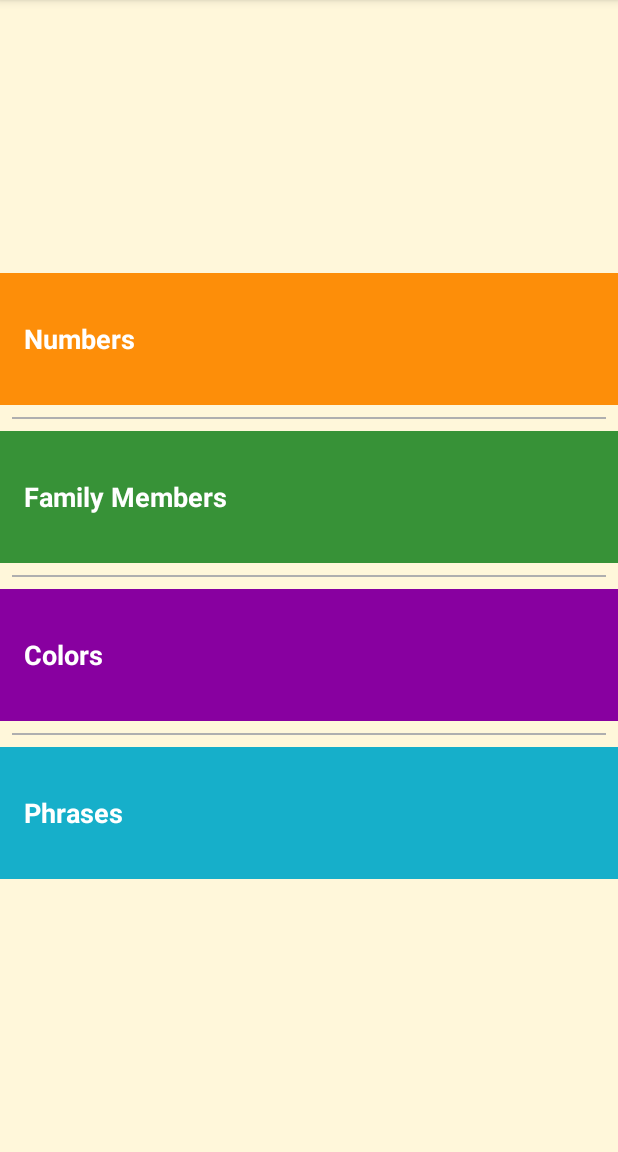
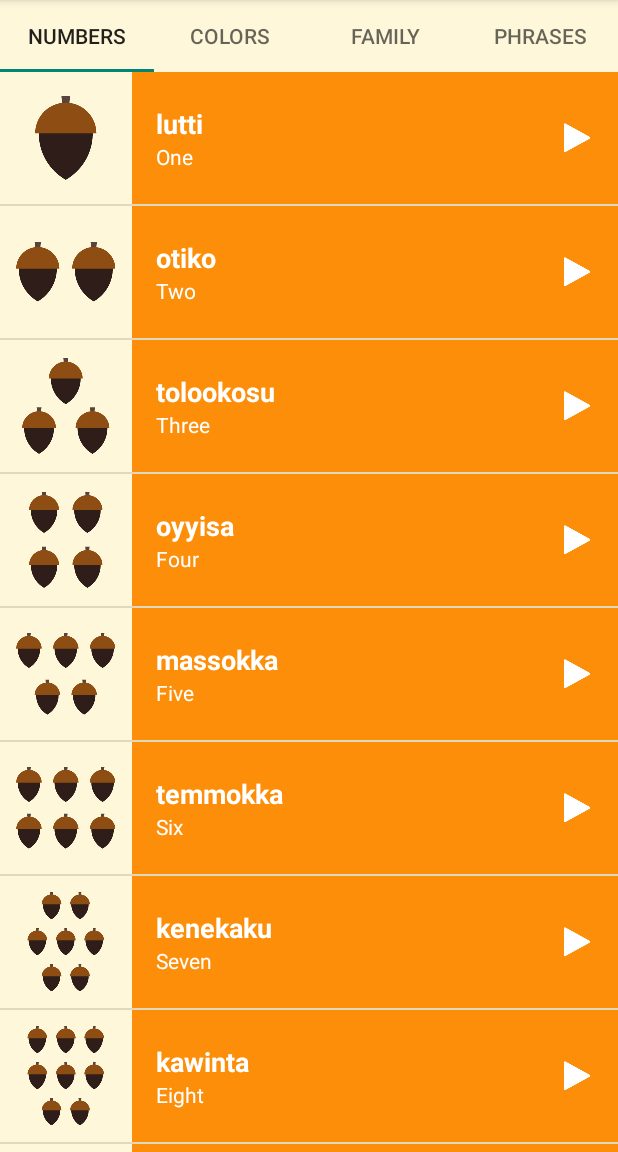
Before and after one commit to kamran2malik4/LearnMiwok, an Android app: the screen it shows after launch (MainActivity), on a phone screen of 412 x 824 dp, the part 84-1236 px from its top. Run offline under Robolectric (Android 15) with nearby library versions, the phone set to English and light mode, and no system bars.

Commit message:
Updated Version 1.1: Category Activities replaced with Fragments

```diff
--- a/app/build.gradle
+++ b/app/build.gradle
@@ -8,7 +8,7 @@ android {
         minSdkVersion 21
         targetSdkVersion 31
         versionCode 1
-        versionName "1.0"
+        versionName "1.1"
         testInstrumentationRunner 'androidx.test.runner.AndroidJUnitRunner'
     }
     buildTypes {
--- a/app/src/main/java/com/example/android/miwok/NumbersActivity.java
+++ b/app/src/main/java/com/example/android/miwok/ColorsFragment.java
@@ -1,23 +1,23 @@
 package com.example.android.miwok;
-
-import androidx.appcompat.app.AppCompatActivity;
 
 import android.content.Context;
 import android.media.AudioManager;
 import android.media.MediaPlayer;
 import android.os.Bundle;
+
+import androidx.fragment.app.Fragment;
+
 import android.util.Log;
+import android.view.LayoutInflater;
 import android.view.View;
+import android.view.ViewGroup;
 import android.widget.AdapterView;
-import android.widget.ArrayAdapter;
-import android.widget.LinearLayout;
 import android.widget.ListView;
-import android.widget.TextView;
 import android.widget.Toast;
 
 import java.util.ArrayList;
 
-public class NumbersActivity extends AppCompatActivity {
+public class ColorsFragment extends Fragment {
 
     private MediaPlayer m_player = null;
 
@@ -29,13 +29,16 @@ public class NumbersActivity extends AppCompatActivity {
                 public void onAudioFocusChange(int focusChange) {
                     switch (focusChange){
                         case AudioManager.AUDIOFOCUS_LOSS:
+                            Log.i("Audios", "Audios");
                             releaseMedia();
                             m_audioManager.abandonAudioFocus(m_audioFocusChangeListener);
                         case AudioManager.AUDIOFOCUS_LOSS_TRANSIENT:
+                            Log.i("Audios", "Audios");
                             if(m_player != null){
                                 m_player.pause();
                             }
                         case AudioManager.AUDIOFOCUS_GAIN:
+                            Log.i("Audios", "Audios");
                             if(m_player != null){
                                 m_player.start();
                             }
@@ -44,30 +47,27 @@ public class NumbersActivity extends AppCompatActivity {
             };
 
     @Override
-    protected void onCreate(Bundle savedInstanceState) {
-        super.onCreate(savedInstanceState);
-        setContentView(R.layout.activity_numbers);
+    public View onCreateView(LayoutInflater inflater, ViewGroup container,
+                             Bundle savedInstanceState) {
+        View view = inflater.inflate(R.layout.fragment_colors, container, false);
 
-        m_audioManager = (AudioManager)getSystemService(Context.AUDIO_SERVICE);
+        m_audioManager = (AudioManager)this.getActivity().getSystemService(Context.AUDIO_SERVICE);
 
         int audioResult = m_audioManager.requestAudioFocus(m_audioFocusChangeListener, AudioManager.STREAM_MUSIC, AudioManager.AUDIOFOCUS_GAIN_TRANSIENT);
 
+        ListView list = view.findViewById(R.id.colors_list);
 
-        ListView list = findViewById(R.id.numbers_list);
+        ArrayList<Word> words = new ArrayList<>();
+        words.add(new Word("Red", "weṭeṭṭi", R.drawable.color_red, R.raw.color_red));
+        words.add(new Word("Green", "chokokki", R.drawable.color_green, R.raw.color_green));
+        words.add(new Word("Brown", "takakki", R.drawable.color_brown, R.raw.color_brown));
+        words.add(new Word("Gray", "tokoppi", R.drawable.color_gray, R.raw.color_gray));
+        words.add(new Word("Black", "kululli", R.drawable.color_black, R.raw.color_black));
+        words.add(new Word("White", "kelelli", R.drawable.color_white, R.raw.color_white));
+        words.add(new Word("Dusty Yellow", "toppisu", R.drawable.color_dusty_yellow, R.raw.color_dusty_yellow));
+        words.add(new Word("Mustard Yellow", "ch'wittu", R.drawable.color_mustard_yellow, R.raw.color_mustard_yellow));
 
-        ArrayList<Word>words = new ArrayList<>();
-        words.add(new Word("One", "lutti", R.drawable.number_one, R.raw.number_one));
-        words.add(new Word("Two", "otiko", R.drawable.number_two, R.raw.number_two));
-        words.add(new Word("Three", "tolookosu", R.drawable.number_three, R.raw.number_three));
-        words.add(new Word("Four", "oyyisa", R.drawable.number_four, R.raw.number_four));
-        words.add(new Word("Five", "massokka", R.drawable.number_five, R.raw.number_five));
-        words.add(new Word("Six", "temmokka", R.drawable.number_six, R.raw.number_six));
-        words.add(new Word("Seven", "kenekaku", R.drawable.number_seven, R.raw.number_seven));
-        words.add(new Word("Eight", "kawinta", R.drawable.number_eight, R.raw.number_eight));
-        words.add(new Word("Nine", "wo'e", R.drawable.number_nine, R.raw.number_nine));
-        words.add(new Word("Ten", "na’aacha", R.drawable.number_ten, R.raw.number_ten));
-
-        WordTranslationAdapter adapter = new WordTranslationAdapter(this, words, getResources().getColor(R.color.category_numbers));
+        WordTranslationAdapter adapter = new WordTranslationAdapter(getActivity(), words, getResources().getColor(R.color.category_colors));
 
         list.setAdapter(adapter);
 
@@ -78,19 +78,20 @@ public class NumbersActivity extends AppCompatActivity {
                 if(m_player != null){
                     releaseMedia();
                 }
-                m_player = MediaPlayer.create(getApplicationContext(), word.getAudioResourceID());
+                m_player = MediaPlayer.create(getActivity(), word.getAudioResourceID());
                 m_player.start();
                 m_player.setOnCompletionListener(new MediaPlayer.OnCompletionListener() {
                     @Override
                     public void onCompletion(MediaPlayer mediaPlayer) {
-                        Toast.makeText(getApplicationContext(), "Done", Toast.LENGTH_SHORT).show();
+                        Toast.makeText(getActivity(), "Done", Toast.LENGTH_SHORT).show();
                         releaseMedia();
                     }
                 });
             }
         });
+
+        return view;
     }
-
     private void releaseMedia(){
         if(m_player != null){
             m_player.stop();
@@ -100,7 +101,7 @@ public class NumbersActivity extends AppCompatActivity {
     }
 
     @Override
-    protected void onStop(){
+    public void onStop(){
         super.onStop();
         releaseMedia();
     }
--- a/app/src/main/java/com/example/android/miwok/MainActivity.java
+++ b/app/src/main/java/com/example/android/miwok/MainActivity.java
@@ -22,6 +22,11 @@ import android.widget.TextView;
 import android.widget.Toast;
 // import android.support.v7.app.AppCompatActivity;
 import androidx.appcompat.app.AppCompatActivity;
+import androidx.fragment.app.Fragment;
+import androidx.fragment.app.FragmentManager;
+import androidx.viewpager.widget.ViewPager;
+
+import com.google.android.material.tabs.TabLayout;
 
 public class MainActivity extends AppCompatActivity {
 
@@ -31,43 +36,33 @@ public class MainActivity extends AppCompatActivity {
         // Set the content of the activity to use the activity_main.xml layout file
         setContentView(R.layout.activity_main);
 
-        //First find Views on our MainActivity Layout
-        TextView numbersCategory = findViewById(R.id.numbers);
-        TextView colorsCategory = findViewById(R.id.colors);
-        TextView familyCategory = findViewById(R.id.family);
-        TextView phrasesCategory = findViewById(R.id.phrases);
+        TabLayout tabs = findViewById(R.id.category_tabs);
+        ViewPager pages = findViewById(R.id.category_pages);
 
-        //Setting Click Listeners to open relevant category list
-        numbersCategory.setOnClickListener(new View.OnClickListener() {
+        FragmentManager fm = getSupportFragmentManager();
+
+        ViewPagerAdapter adapter = new ViewPagerAdapter(fm);
+
+        pages.setAdapter(adapter);
+
+        tabs.setTabsFromPagerAdapter(adapter);
+        pages.addOnPageChangeListener(new TabLayout.TabLayoutOnPageChangeListener(tabs));
+        tabs.addOnTabSelectedListener(new TabLayout.OnTabSelectedListener() {
             @Override
-            public void onClick(View view){
-                Intent i = new Intent(MainActivity.this, NumbersActivity.class);
-                startActivity(i);
+            public void onTabSelected(TabLayout.Tab tab) {
+                pages.setCurrentItem(tab.getPosition());
+            }
+
+            @Override
+            public void onTabUnselected(TabLayout.Tab tab) {
+
+            }
+
+            @Override
+            public void onTabReselected(TabLayout.Tab tab) {
+
             }
         });
 
-        colorsCategory.setOnClickListener(new View.OnClickListener() {
-            @Override
-            public void onClick(View view){
-                Intent i = new Intent(MainActivity.this, ColorsActivity.class);
-                startActivity(i);
-            }
-        });
-
-        familyCategory.setOnClickListener(new View.OnClickListener() {
-            @Override
-            public void onClick(View view){
-                Intent i = new Intent(MainActivity.this, FamilyActivity.class);
-                startActivity(i);
-            }
-        });
-
-        phrasesCategory.setOnClickListener(new View.OnClickListener() {
-            @Override
-            public void onClick(View view){
-                Intent i = new Intent(MainActivity.this, PhrasesActivity.class);
-                startActivity(i);
-            }
-        });
     }
 }
--- a/app/src/main/java/com/example/android/miwok/FamilyActivity.java
+++ b/app/src/main/java/com/example/android/miwok/NumbersFragment.java
@@ -1,20 +1,22 @@
 package com.example.android.miwok;
-
-import androidx.appcompat.app.AppCompatActivity;
 
 import android.content.Context;
 import android.media.AudioManager;
 import android.media.MediaPlayer;
 import android.os.Bundle;
-import android.util.Log;
+
+import androidx.fragment.app.Fragment;
+
+import android.view.LayoutInflater;
 import android.view.View;
+import android.view.ViewGroup;
 import android.widget.AdapterView;
 import android.widget.ListView;
 import android.widget.Toast;
 
 import java.util.ArrayList;
 
-public class FamilyActivity extends AppCompatActivity {
+public class NumbersFragment extends Fragment {
 
     private MediaPlayer m_player = null;
 
@@ -41,30 +43,30 @@ public class FamilyActivity extends AppCompatActivity {
             };
 
     @Override
-    protected void onCreate(Bundle savedInstanceState) {
-        super.onCreate(savedInstanceState);
-        setContentView(R.layout.activity_family);
-
-        m_audioManager = (AudioManager)getSystemService(Context.AUDIO_SERVICE);
+    public View onCreateView(LayoutInflater inflater, ViewGroup container,
+                             Bundle savedInstanceState) {
+        View view = inflater.inflate(R.layout.fragment_numbers, container, false);
+        // Inflate the layout for this fragment
+        m_audioManager = (AudioManager)this.getActivity().getSystemService(Context.AUDIO_SERVICE);
 
         int audioResult = m_audioManager.requestAudioFocus(m_audioFocusChangeListener, AudioManager.STREAM_MUSIC, AudioManager.AUDIOFOCUS_GAIN_TRANSIENT);
 
 
-        ListView list = findViewById(R.id.family_list);
+        ListView list = view.findViewById(R.id.numbers_list);
 
-        ArrayList<Word>words = new ArrayList<>();
-        words.add(new Word("Father", "әpә", R.drawable.family_father, R.raw.family_father));
-        words.add(new Word("Mother", "әṭa", R.drawable.family_mother, R.raw.family_mother));
-        words.add(new Word("Son", "angsi", R.drawable.family_son, R.raw.family_son));
-        words.add(new Word("Daughter", "tune", R.drawable.family_daughter, R.raw.family_daughter));
-        words.add(new Word("Older Brother", "taachi", R.drawable.family_older_brother, R.raw.family_older_brother));
-        words.add(new Word("Younger Brother", "chalitti", R.drawable.family_younger_brother, R.raw.family_younger_brother));
-        words.add(new Word("Older Sister", "teṭe", R.drawable.family_older_sister, R.raw.family_older_sister));
-        words.add(new Word("Younger Sister", "kolliti", R.drawable.family_younger_sister, R.raw.family_younger_sister));
-        words.add(new Word("Grandmother", "ama", R.drawable.family_grandmother, R.raw.family_grandmother));
-        words.add(new Word("Grandfather", "paapa", R.drawable.family_grandfather, R.raw.family_grandfather));
+        ArrayList<Word> words = new ArrayList<>();
+        words.add(new Word("One", "lutti", R.drawable.number_one, R.raw.number_one));
+        words.add(new Word("Two", "otiko", R.drawable.number_two, R.raw.number_two));
+        words.add(new Word("Three", "tolookosu", R.drawable.number_three, R.raw.number_three));
+        words.add(new Word("Four", "oyyisa", R.drawable.number_four, R.raw.number_four));
+        words.add(new Word("Five", "massokka", R.drawable.number_five, R.raw.number_five));
+        words.add(new Word("Six", "temmokka", R.drawable.number_six, R.raw.number_six));
+        words.add(new Word("Seven", "kenekaku", R.drawable.number_seven, R.raw.number_seven));
+        words.add(new Word("Eight", "kawinta", R.drawable.number_eight, R.raw.number_eight));
+        words.add(new Word("Nine", "wo'e", R.drawable.number_nine, R.raw.number_nine));
+        words.add(new Word("Ten", "na’aacha", R.drawable.number_ten, R.raw.number_ten));
 
-        WordTranslationAdapter adapter = new WordTranslationAdapter(this, words, getResources().getColor(R.color.category_family));
+        WordTranslationAdapter adapter = new WordTranslationAdapter(getActivity(), words, getResources().getColor(R.color.category_numbers));
 
         list.setAdapter(adapter);
 
@@ -75,17 +77,18 @@ public class FamilyActivity extends AppCompatActivity {
                 if(m_player != null){
                     releaseMedia();
                 }
-                m_player = MediaPlayer.create(getApplicationContext(), word.getAudioResourceID());
+                m_player = MediaPlayer.create(getActivity(), word.getAudioResourceID());
                 m_player.start();
                 m_player.setOnCompletionListener(new MediaPlayer.OnCompletionListener() {
                     @Override
                     public void onCompletion(MediaPlayer mediaPlayer) {
-                        Toast.makeText(getApplicationContext(), "Done", Toast.LENGTH_SHORT).show();
+                        Toast.makeText(getActivity(), "Done", Toast.LENGTH_SHORT).show();
                         releaseMedia();
                     }
                 });
             }
         });
+        return view;
     }
 
     private void releaseMedia(){
@@ -97,7 +100,7 @@ public class FamilyActivity extends AppCompatActivity {
     }
 
     @Override
-    protected void onStop(){
+    public void onStop(){
         super.onStop();
         releaseMedia();
     }
--- /dev/null
+++ b/app/src/main/java/com/example/android/miwok/ViewPagerAdapter.java
@@ -0,0 +1,42 @@
+package com.example.android.miwok;
+
+import androidx.annotation.NonNull;
+import androidx.annotation.Nullable;
+import androidx.fragment.app.Fragment;
+import androidx.fragment.app.FragmentManager;
+import androidx.fragment.app.FragmentPagerAdapter;
+import androidx.viewpager.widget.ViewPager;
+
+public class ViewPagerAdapter extends FragmentPagerAdapter {
+
+    private String[] m_categories = new String[]{
+        "Numbers", "Colors", "Family", "Phrases"
+    };
+
+    public ViewPagerAdapter(@NonNull FragmentManager fm) {
+        super(fm);
+    }
+
+    @NonNull
+    @Override
+    public Fragment getItem(int position) {
+        switch (position){
+            case 0: return new NumbersFragment();
+            case 1: return new ColorsFragment();
+            case 2: return new FamilyFragment();
+            case 3: return new PhrasesFragment();
+            default: return null;
+        }
+    }
+
+    @Override
+    public int getCount() {
+        return 4;
+    }
+
+    @Nullable
+    @Override
+    public CharSequence getPageTitle(int position) {
+        return m_categories[position];
+    }
+}
--- a/app/src/main/res/layout/activity_main.xml
+++ b/app/src/main/res/layout/activity_main.xml
@@ -23,74 +23,15 @@
     android:gravity="center"
     tools:context="com.example.android.miwok.MainActivity">
 
-    <FrameLayout
+    <com.google.android.material.tabs.TabLayout
         android:layout_width="match_parent"
         android:layout_height="wrap_content"
-        android:background="@color/category_numbers">
+        android:id="@+id/category_tabs"/>
 
-        <TextView
-            android:id="@+id/numbers"
-            style="@style/CategoryStyle"
-            android:background="?android:selectableItemBackground"
-            android:text="@string/category_numbers"/>
-
-    </FrameLayout>
-
-    <View
+    <androidx.viewpager.widget.ViewPager
         android:layout_width="match_parent"
-        android:layout_height="1dp"
-        android:layout_margin="8dp"
-        android:background="#AFAFAF"/>
-
-    <FrameLayout
-        android:layout_width="match_parent"
-        android:layout_height="wrap_content"
-        android:background="@color/category_family">
-
-        <TextView
-            android:id="@+id/family"
-            style="@style/CategoryStyle"
-            android:background="?android:selectableItemBackground"
-            android:text="@string/category_family" />
-
-    </FrameLayout>
-
-    <View
-        android:layout_width="match_parent"
-        android:layout_height="1dp"
-        android:layout_margin="8dp"
-        android:background="#AFAFAF"/>
-
-    <FrameLayout
-        android:layout_width="match_parent"
-        android:layout_height="wrap_content"
-        android:background="@color/category_colors">
-
-        <TextView
-            android:id="@+id/colors"
-            style="@style/CategoryStyle"
-            android:background="?android:selectableItemBackground"
-            android:text="@string/category_colors" />
-
-    </FrameLayout>
-
-    <View
-        android:layout_width="match_parent"
-        android:layout_height="1dp"
-        android:layout_margin="8dp"
-        android:background="#AFAFAF"/>
-
-    <FrameLayout
-        android:layout_width="match_parent"
-        android:layout_height="wrap_content"
-        android:background="@color/category_phrases">
-
-        <TextView
-            android:id="@+id/phrases"
-            style="@style/CategoryStyle"
-            android:background="?android:selectableItemBackground"
-            android:text="@string/category_phrases" />
-
-    </FrameLayout>
+        android:layout_height="0dp"
+        android:layout_weight="1"
+        android:id="@+id/category_pages"/>
 
 </LinearLayout>
--- a/app/src/main/res/layout/activity_family.xml
+++ b/app/src/main/res/layout/fragment_numbers.xml
@@ -1,16 +1,13 @@
 <?xml version="1.0" encoding="utf-8"?>
-<LinearLayout
-    xmlns:android="http://schemas.android.com/apk/res/android"
-    xmlns:app="http://schemas.android.com/apk/res-auto"
+<FrameLayout xmlns:android="http://schemas.android.com/apk/res/android"
     xmlns:tools="http://schemas.android.com/tools"
     android:layout_width="match_parent"
     android:layout_height="match_parent"
-    android:orientation="vertical"
-    tools:context=".FamilyActivity">
+    tools:context=".NumbersFragment">
 
     <ListView
         android:layout_width="match_parent"
         android:layout_height="match_parent"
-        android:id="@+id/family_list"/>
+        android:id="@+id/numbers_list"/>
 
-</LinearLayout>
+</FrameLayout>
--- a/app/src/main/res/values/strings.xml
+++ b/app/src/main/res/values/strings.xml
@@ -27,4 +27,5 @@
 
     <!-- Category name for the vocabulary words for family members [CHAR LIMIT=20] -->
     <string name="category_family">Family Members</string>
+
 </resources>
```
Also changed, not shown: app/src/main/AndroidManifest.xml (+0 -8 lines), app/src/main/java/com/example/android/miwok/FamilyFragment.java (renamed from app/src/main/java/com/example/android/miwok/PhrasesActivity.java, +27 -25 lines), app/src/main/java/com/example/android/miwok/PhrasesFragment.java (renamed from app/src/main/java/com/example/android/miwok/ColorsActivity.java, +28 -26 lines), app/src/main/res/layout/fragment_colors.xml (renamed from app/src/main/res/layout/activity_numbers.xml, +4 -6 lines), app/src/main/res/layout/fragment_family.xml (renamed from app/src/main/res/layout/activity_colors.xml, +4 -7 lines), app/src/main/res/layout/fragment_phrases.xml (renamed from app/src/main/res/layout/activity_phrases.xml, +3 -6 lines).
